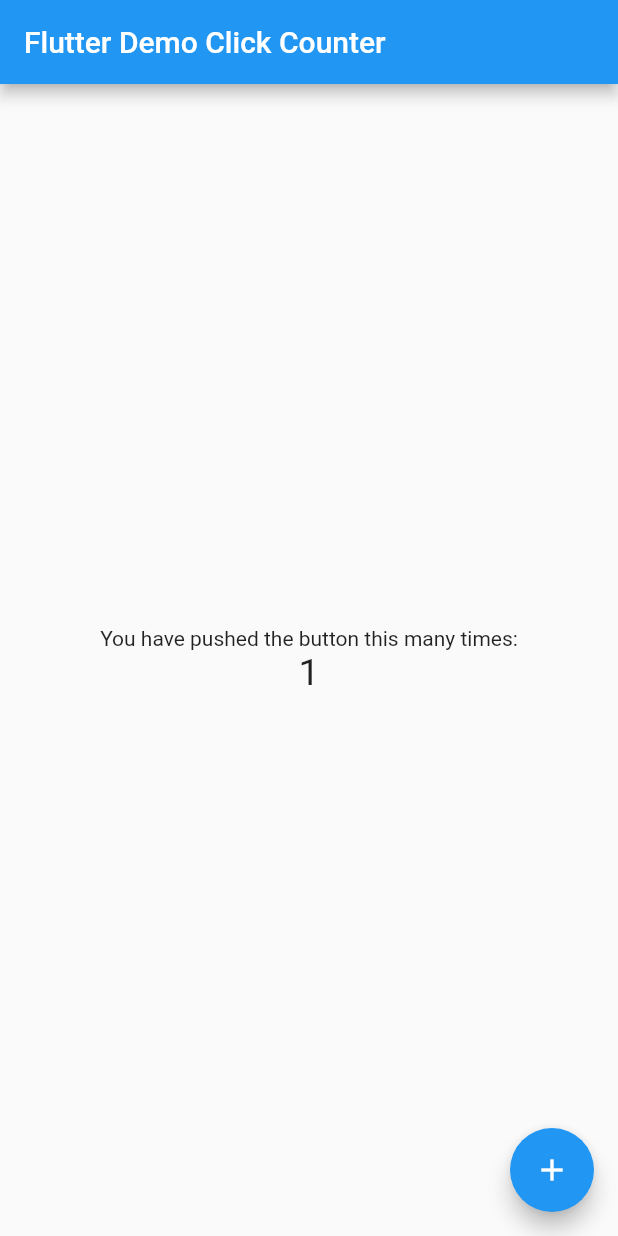
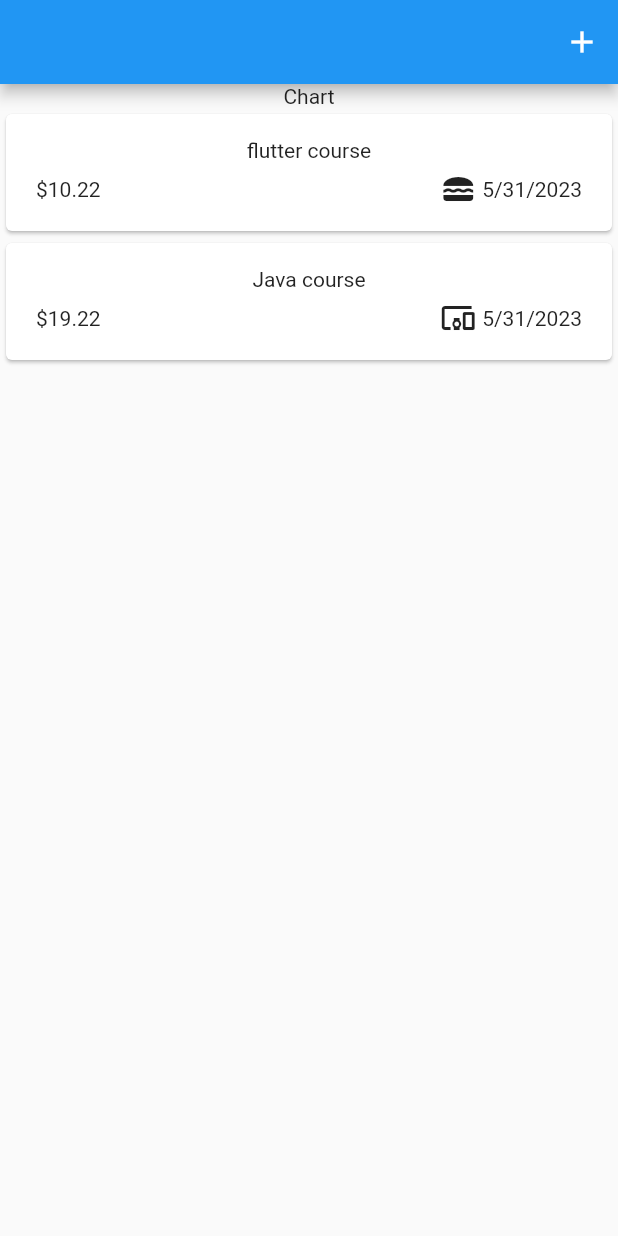
Before and after one commit to kubermirajakar/ExpensesChartApp, a Flutter app: the screen it shows after launch, after a tap on the "add" icon, on a phone screen of 412 x 824 dp. Run offline on Flutter 3.47's test engine with Material 2 defaults, Android fonts, the phone set to English and light mode, and no system bars.

Commit message:
Files Added

```diff
--- /dev/null
+++ b/lib/Model/ExpensesModel.dart
@@ -0,0 +1,35 @@
+import 'package:flutter/material.dart';
+import 'package:intl/intl.dart';
+import 'package:uuid/uuid.dart';
+
+final uuid = Uuid();
+
+final formater = DateFormat.yMd();
+
+enum Category { travel, food, work, other }
+
+final CategoryIcons = {
+  Category.travel: Icons.flight_takeoff,
+  Category.food: Icons.lunch_dining,
+  Category.work: Icons.work,
+  Category.other: Icons.devices_other
+};
+
+class ExpensesModel {
+  ExpensesModel(
+      {required this.date,
+      required this.price,
+      required this.title,
+      required this.category})
+      : id = uuid.v4();
+
+  final String title;
+  final double price;
+  final DateTime date;
+  final String id;
+  final Category category;
+
+  String get getDateFormat {
+    return formater.format(date);
+  }
+}
--- /dev/null
+++ b/lib/Widgets/Expenses.dart
@@ -0,0 +1,49 @@
+import 'package:expensetracker/Model/ExpensesModel.dart';
+import 'package:expensetracker/Widgets/Expenses_List.dart';
+import 'package:flutter/material.dart';
+
+class Expenses extends StatefulWidget {
+  const Expenses({super.key});
+  @override
+  State<Expenses> createState() {
+    return _Expenses();
+  }
+}
+
+class _Expenses extends State<Expenses> {
+  final List<ExpensesModel> _registerdExpenses = [
+    ExpensesModel(
+        title: 'flutter course',
+        price: 10.22,
+        date: DateTime.now(),
+        category: Category.food),
+    ExpensesModel(
+        title: 'Java course',
+        price: 19.22,
+        date: DateTime.now(),
+        category: Category.other),
+  ];
+
+  @override
+  Widget build(BuildContext context) {
+    return Scaffold(
+      appBar: AppBar(
+        // backgroundColor: Color(0xff984b46),
+        actions: [
+          IconButton(
+            onPressed: () {},
+            icon: Icon(Icons.add),
+          ),
+        ],
+      ),
+      body: Column(
+        children: [
+          Text('Chart'),
+          Expanded(
+            child: ExpensesList(expenses: _registerdExpenses),
+          )
+        ],
+      ),
+    );
+  }
+}
--- /dev/null
+++ b/lib/Widgets/ExpensesItem.dart
@@ -0,0 +1,39 @@
+import 'package:expensetracker/Model/ExpensesModel.dart';
+import 'package:flutter/material.dart';
+
+class ExpensesItem extends StatelessWidget {
+  ExpensesItem(this.expense, {super.key});
+
+  final ExpensesModel expense;
+
+  @override
+  Widget build(BuildContext context) {
+    return Card(
+      child: Padding(
+          padding: EdgeInsets.symmetric(horizontal: 20, vertical: 16),
+          child: Column(
+            children: [
+              Text(expense.title),
+              SizedBox(
+                height: 6,
+              ),
+              Row(
+                children: [
+                  Text('\$' + expense.price.toStringAsFixed(2)),
+                  Spacer(),
+                  Row(
+                    children: [
+                      Icon(CategoryIcons[expense.category]),
+                      SizedBox(
+                        width: 4,
+                      ),
+                      Text(expense.getDateFormat)
+                    ],
+                  )
+                ],
+              )
+            ],
+          )),
+    );
+  }
+}
--- /dev/null
+++ b/lib/Widgets/Expenses_List.dart
@@ -0,0 +1,19 @@
+import 'package:expensetracker/Model/ExpensesModel.dart';
+import 'package:expensetracker/Widgets/ExpensesItem.dart';
+import 'package:flutter/material.dart';
+
+class ExpensesList extends StatelessWidget {
+  ExpensesList({super.key, required this.expenses});
+
+  final List<ExpensesModel> expenses;
+
+  @override
+  Widget build(BuildContext context) {
+    return ListView.builder(
+      itemCount: expenses.length,
+      itemBuilder: (context, index) => ExpensesItem(
+        expenses[index],
+      ),
+    );
+  }
+}
--- a/lib/main.dart
+++ b/lib/main.dart
@@ -1,91 +1,11 @@
+import 'package:expensetracker/Widgets/Expenses.dart';
 import 'package:flutter/material.dart';
 
-void main() => runApp(MyApp());
-
-class MyApp extends StatelessWidget {
-  const MyApp({super.key});
-  static const String _title = 'Flutter Stateful Clicker Counter';
-  // This widget is the root of your application.
-  @override
-  Widget build(BuildContext context) {
-    return MaterialApp(
-      title: _title,
-      theme: ThemeData(
-        primarySwatch: Colors.blue,
-      ),
-      home: MyHomePage(),
-    );
-  }
+void main() {
+  return runApp(
+    const MaterialApp(
+      debugShowCheckedModeBanner: false,
+      home: Expenses(),
+    ),
+  );
 }
-
-class MyHomePage extends StatefulWidget {
-  const MyHomePage({super.key});
-  // This widget is the home page of your application. It is stateful, meaning
-  // that it has a State object (defined below) that contains fields that affect
-  // how it looks.
-  // This class is the configuration for the state.
-  @override
-  _MyHomePageState createState() => _MyHomePageState();
-}
-
-class _MyHomePageState extends State<MyHomePage> {
-  int _counter = 0;
-
-  void _incrementCounter() {
-    setState(() {
-      // This call to setState tells the Flutter framework that something has
-      // changed in this State, which causes it to rerun the build method below
-      // so that the display can reflect the updated values. If we changed
-      // _counter without calling setState(), then the build method would not be
-      // called again, and so nothing would appear to happen.
-      _counter++;
-    });
-  }
-
-  @override
-  Widget build(BuildContext context) {
-    // This method is rerun every time setState is called, for instance as done
-    // by the _incrementCounter method above.
-    //
-    // The Flutter framework has been optimized to make rerunning build methods
-    // fast, so that you can just rebuild anything that needs updating rather
-    // than having to individually change instances of widgets.
-    return Scaffold(
-      appBar: AppBar(
-        // Here we take the value from the MyHomePage object that was created by
-        // the App.build method, and use it to set our appbar title.
-        title: Text('Flutter Demo Click Counter'),
-      ),
-      body: Center(
-        // Center is a layout widget. It takes a single child and positions it
-        // in the middle of the parent.
-        child: Column(
-          // Column is also a layout widget. It takes a list of children and
-          // arranges them vertically. By default, it sizes itself to fit its
-          // children horizontally, and tries to be as tall as its parent.
-          //
-          // Column has various properties to control how it sizes itself and
-          // how it positions its children. Here we use mainAxisAlignment to
-          // center the children vertically; the main axis here is the vertical
-          // axis because Columns are vertical (the cross axis would be
-          // horizontal).
-          mainAxisAlignment: MainAxisAlignment.center,
-          children: <Widget>[
-            Text(
-              'You have pushed the button this many times:',
-            ),
-            Text(
-              '$_counter',
-              style: TextStyle(fontSize: 25),
-            ),
-          ],
-        ),
-      ),
-      floatingActionButton: FloatingActionButton(
-        onPressed: _incrementCounter,
-        tooltip: 'Increment',
-        child: Icon(Icons.add),
-      ),
-    );
-  }
-}
--- a/pubspec.yaml
+++ b/pubspec.yaml
@@ -17,8 +17,11 @@ environment:
   sdk: ">=2.17.0 <3.0.0"
 
 dependencies:
+  uuid: ^3.0.7
   flutter:
     sdk: flutter
+  intl: ^0.18.1
+
 
 dev_dependencies:
   flutter_test:
```
